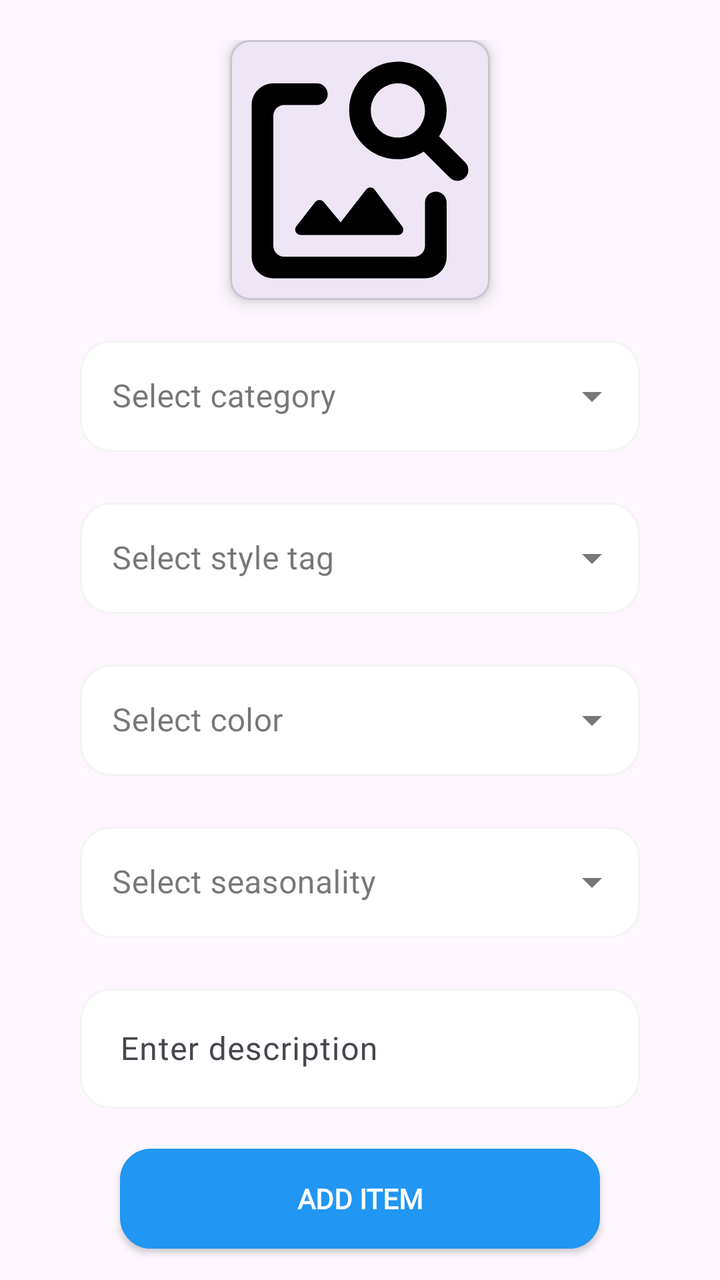
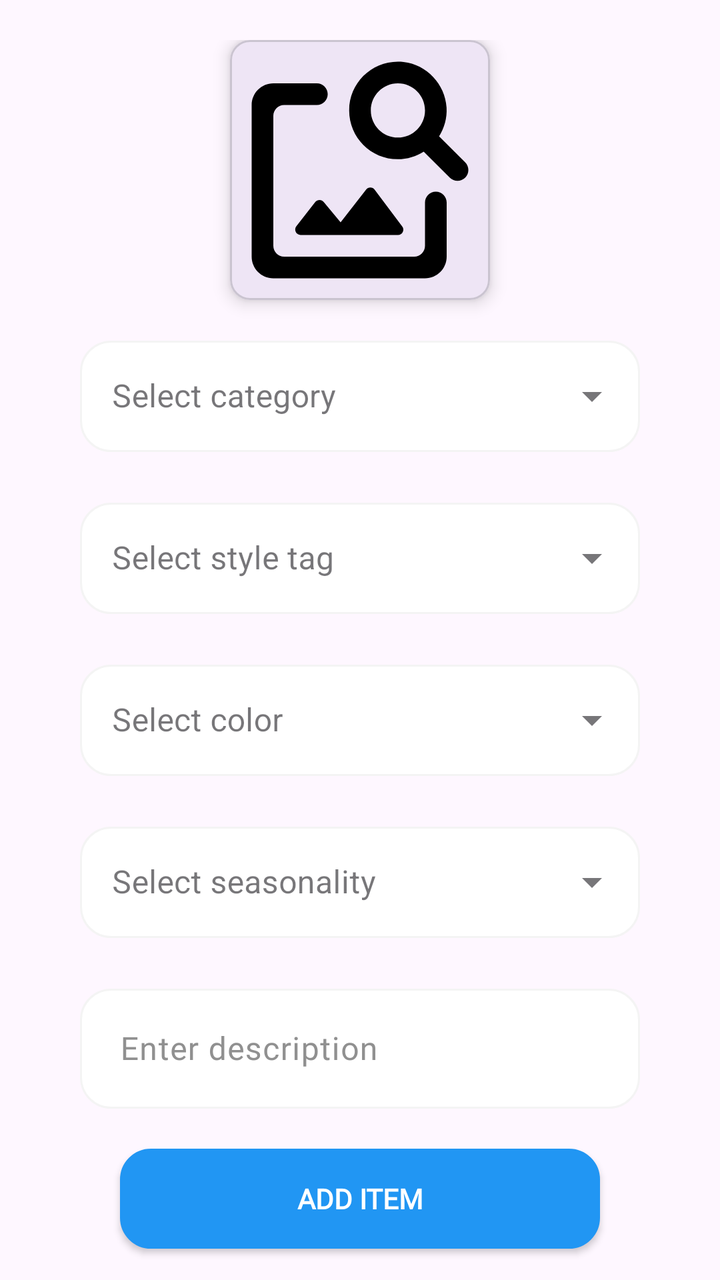

An Android layout rendered at two revisions. The XML below is the earlier revision; the diff shows what the commit changed to produce the second picture.
<!-- AndroidManifest.xml: application theme Theme.StyleWIZ_vol2 -->
<!-- res/layout/fragment_new_item.xml -->
<?xml version="1.0" encoding="utf-8"?>
<ScrollView xmlns:android="http://schemas.android.com/apk/res/android"
    android:layout_width="match_parent"
    android:layout_height="match_parent"
    xmlns:app="http://schemas.android.com/apk/res-auto"
    android:scrollbars="none">

<androidx.constraintlayout.widget.ConstraintLayout
    xmlns:android="http://schemas.android.com/apk/res/android"
    xmlns:app="http://schemas.android.com/apk/res-auto"
    xmlns:tools="http://schemas.android.com/tools"
    android:layout_width="match_parent"
    android:layout_height="match_parent"
    tools:context=".NewItemFragment">


    <LinearLayout
        android:layout_width="match_parent"
        android:layout_height="wrap_content"
        android:layout_marginStart="30dp"
        android:layout_marginTop="10dp"
        android:layout_marginEnd="30dp"
        android:padding="10dp"
        android:gravity="center"
        android:orientation="vertical"
        app:layout_constraintEnd_toEndOf="parent"
        app:layout_constraintStart_toStartOf="parent"
        app:layout_constraintTop_toTopOf="parent">

        <com.google.android.material.card.MaterialCardView
            android:id="@+id/selectImage"
            android:layout_width="130sp"
            android:layout_height="130sp"
            app:cardCornerRadius="10sp"
            app:cardElevation="5sp">

            <LinearLayout
                android:layout_width="match_parent"
                android:layout_height="match_parent"
                android:gravity="center"
                android:orientation="vertical">

                <ImageView
                    android:id="@+id/itemImage"
                    android:layout_width="match_parent"
                    android:layout_height="match_parent"
                    android:src="@drawable/round_image_search_24"
                    android:scaleType="centerCrop"/>
            </LinearLayout>


        </com.google.android.material.card.MaterialCardView>



        <Button
            android:id="@+id/submitButton"
            android:layout_width="wrap_content"
            android:layout_height="wrap_content"
            android:text="Submit"
            android:visibility="gone"/>




        <com.google.android.material.textfield.TextInputLayout
            android:layout_width="match_parent"
            android:layout_height="wrap_content"
            android:hint="Select category"
            app:hintTextColor="@color/blue"
            android:layout_marginTop="15dp"
            style="@style/Widget.MaterialComponents.TextInputLayout.OutlinedBox.ExposedDropdownMenu">

            <AutoCompleteTextView
                android:id="@+id/textCategory"
                android:layout_width="match_parent"
                android:layout_height="wrap_content"
                android:dropDownHeight="180dp"
                android:background="@drawable/edittextshape"
                android:inputType="none"/>


        </com.google.android.material.textfield.TextInputLayout>

        <com.google.android.material.textfield.TextInputLayout
            android:layout_width="match_parent"
            android:layout_height="wrap_content"
            android:hint="Select style tag"
            app:hintTextColor="@color/blue"
            android:layout_marginTop="20dp"
            style="@style/Widget.MaterialComponents.TextInputLayout.OutlinedBox.ExposedDropdownMenu">

            <AutoCompleteTextView
                android:id="@+id/textStyleTag"
                android:layout_width="match_parent"
                android:layout_height="wrap_content"
                android:dropDownHeight="180dp"
                android:background="@drawable/edittextshape"
                android:inputType="none"/>


        </com.google.android.material.textfield.TextInputLayout>




        <com.google.android.material.textfield.TextInputLayout
            android:layout_width="match_parent"
            android:layout_height="wrap_content"
            android:hint="Select color"
            app:hintTextColor="@color/blue"
            android:layout_marginTop="20dp"
            style="@style/Widget.MaterialComponents.TextInputLayout.OutlinedBox.ExposedDropdownMenu">

            <AutoCompleteTextView
                android:id="@+id/textColor"
                android:layout_width="match_parent"
                android:layout_height="wrap_content"
                android:dropDownHeight="180dp"
                android:background="@drawable/edittextshape"
                android:inputType="none"/>
        </com.google.android.material.textfield.TextInputLayout>


        <com.google.android.material.textfield.TextInputLayout
            android:layout_width="match_parent"
            android:layout_height="wrap_content"
            android:hint="Select seasonality"
            app:hintTextColor="@color/blue"
            android:layout_marginTop="20dp"
            style="@style/Widget.MaterialComponents.TextInputLayout.OutlinedBox.ExposedDropdownMenu">

            <AutoCompleteTextView
                android:id="@+id/textSeasonality"
                android:layout_width="match_parent"
                android:layout_height="wrap_content"
                android:dropDownHeight="180dp"
                android:background="@drawable/edittextshape"
                android:inputType="none"/>


        </com.google.android.material.textfield.TextInputLayout>

        <com.google.android.material.textfield.TextInputLayout
            android:layout_width="match_parent"
            android:layout_height="wrap_content"
            android:layout_marginTop="20dp"
            android:hint="Enter description"
            app:hintTextColor="@color/blue"
            app:cursorColor="@color/blue"
            app:hintAnimationEnabled="true">

            <com.google.android.material.textfield.TextInputEditText
                android:id="@+id/textDescription"
                android:layout_width="match_parent"
                android:layout_height="60dp"
                android:paddingStart="20dp"
                android:paddingEnd="15dp"
                android:background="@drawable/edittextshape"
                android:fontFamily="@font/roboto"
                android:singleLine="true"
                android:inputType="text" />
        </com.google.android.material.textfield.TextInputLayout>

        <androidx.appcompat.widget.AppCompatButton
            android:id="@+id/AddItemBtn"
            android:layout_width="match_parent"
            android:layout_height="50dp"
            android:background="@drawable/edittextshape"
            android:backgroundTint="@color/blue"
            app:cursorColor="@color/blue"
            android:text="ADD ITEM"
            android:textColor="@color/white"
            android:fontFamily="@font/roboto"
            android:textStyle="bold"
            android:layout_margin="20dp"/>


    </LinearLayout>

</androidx.constraintlayout.widget.ConstraintLayout>
</ScrollView>
<!-- resources referenced by this layout -->
<resources>
  <color name="blue">#2196F3</color>
  <color name="white">#FFFFFFFF</color>
  <!-- drawable edittextshape (drawable) -->
  <?xml version="1.0" encoding="utf-8"?>
  <shape xmlns:android="http://schemas.android.com/apk/res/android">
      <solid android:color="@color/white"/>
      <corners android:radius="15dp"/>
      <stroke android:color="#f4f4f4" android:width="1dp"/>
  </shape>
  <!-- drawable round_image_search_24 (drawable) -->
  <vector android:height="24dp" android:tint="#000000"
      android:viewportHeight="24" android:viewportWidth="24"
      android:width="24dp" xmlns:android="http://schemas.android.com/apk/res/android">
      <path android:fillColor="@android:color/white" android:pathData="M18,15v4c0,0.55 -0.45,1 -1,1L5,20c-0.55,0 -1,-0.45 -1,-1L4,7c0,-0.55 0.45,-1 1,-1h3.02c0.55,0 1,-0.45 1,-1s-0.45,-1 -1,-1L4,4c-1.1,0 -2,0.9 -2,2v14c0,1.1 0.9,2 2,2h14c1.1,0 2,-0.9 2,-2v-5c0,-0.55 -0.45,-1 -1,-1s-1,0.45 -1,1zM15.5,18L6.52,18c-0.42,0 -0.65,-0.48 -0.39,-0.81l1.74,-2.23c0.2,-0.25 0.58,-0.26 0.78,-0.01l1.56,1.88 2.35,-3.02c0.2,-0.26 0.6,-0.26 0.79,0.01l2.55,3.39c0.25,0.32 0.01,0.79 -0.4,0.79zM19.3,8.89c0.48,-0.77 0.75,-1.67 0.69,-2.66 -0.13,-2.15 -1.84,-3.97 -3.97,-4.2C13.3,1.73 11,3.84 11,6.5c0,2.49 2.01,4.5 4.49,4.5 0.88,0 1.7,-0.26 2.39,-0.7l2.41,2.41c0.39,0.39 1.03,0.39 1.42,0 0.39,-0.39 0.39,-1.03 0,-1.42l-2.41,-2.4zM15.5,9C14.12,9 13,7.88 13,6.5S14.12,4 15.5,4 18,5.12 18,6.5 16.88,9 15.5,9z"/>
  </vector>
  <style name="Theme.StyleWIZ_vol2" parent="Base.Theme.StyleWIZ_vol2" />
  <style name="Base.Theme.StyleWIZ_vol2" parent="Theme.Material3.DayNight.NoActionBar">
          
          
      </style>
</resources>

<!-- the commit's change to res/layout/fragment_new_item.xml (unified diff, before → after) -->
@@ -146,6 +146,7 @@
             android:layout_height="wrap_content"
             android:layout_marginTop="20dp"
             android:hint="Enter description"
+            android:textColorHint="@color/gray"
             app:hintTextColor="@color/blue"
             app:cursorColor="@color/blue"
             app:hintAnimationEnabled="true">
@@ -159,7 +160,7 @@
                 android:background="@drawable/edittextshape"
                 android:fontFamily="@font/roboto"
                 android:singleLine="true"
-                android:inputType="text" />
+                android:inputType="text"/>
         </com.google.android.material.textfield.TextInputLayout>
 
         <androidx.appcompat.widget.AppCompatButton
<!-- resource entries referenced after the edit -->
@@ -1,6 +1,7 @@
 <!-- resources referenced by this layout -->
 <resources>
   <color name="blue">#2196F3</color>
+  <color name="gray">#909090</color>
   <color name="white">#FFFFFFFF</color>
   <!-- drawable edittextshape (drawable) -->
   <?xml version="1.0" encoding="utf-8"?>
